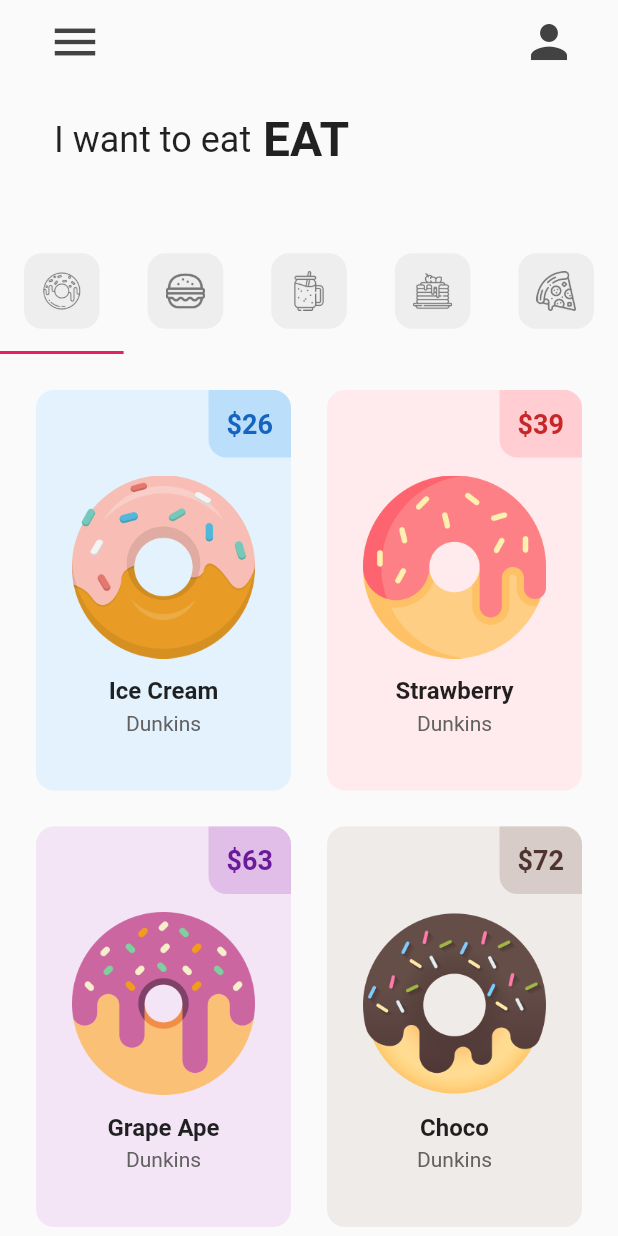
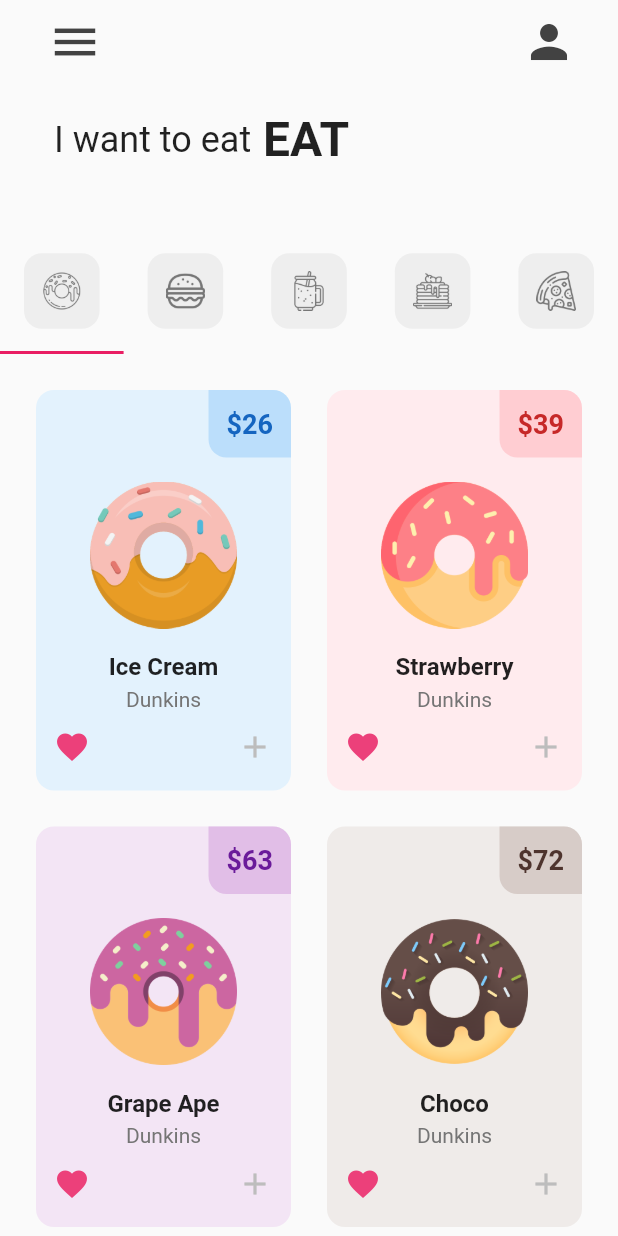
Before and after one commit to bmotadev/donutech-app-flutter, a Flutter app: the screen it shows after launch, on a phone screen of 412 x 824 dp. Run offline on Flutter 3.47's test engine with Material 2 defaults, Android fonts, the phone set to English and light mode, and no system bars.

Commit message:
:sparkles: feat: estilização concluida

```diff
--- a/lib/utils/donut_tile.dart
+++ b/lib/utils/donut_tile.dart
@@ -57,7 +57,7 @@ class DonutTile extends StatelessWidget {
             // imagem do donut
             Padding(
               padding:
-                  const EdgeInsets.symmetric(horizontal: 24.0, vertical: 12),
+                  const EdgeInsets.symmetric(horizontal: 36.0, vertical: 16),
               child: Image.asset(imageName),
             ),
 
@@ -74,10 +74,29 @@ class DonutTile extends StatelessWidget {
             ),
             Text(
               'Dunkins',
-              style: TextStyle(color: Colors.grey[700]),
+              style: TextStyle(color: Colors.grey[600]),
             ),
 
             // botão de favorito e de adicionar
+            Padding(
+              padding: const EdgeInsets.all(12.0),
+              child: Row(
+                mainAxisAlignment: MainAxisAlignment.spaceBetween,
+                children: [
+                  // icone de favorito
+                  Icon(
+                    Icons.favorite,
+                    color: Colors.pink[400],
+                  ),
+
+                  // icone de adicionar
+                  Icon(
+                    Icons.add,
+                    color: Colors.grey[400],
+                  )
+                ],
+              ),
+            )
           ],
         ),
       ),
```
